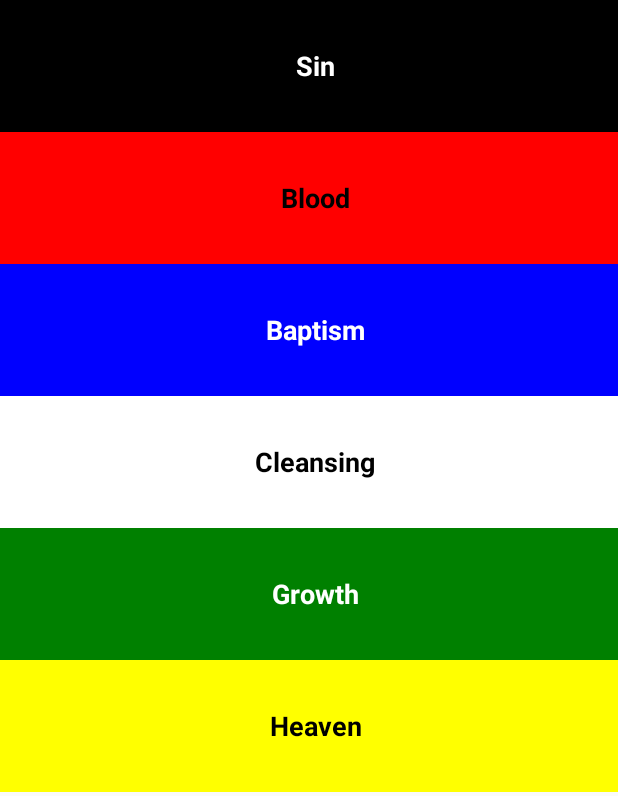
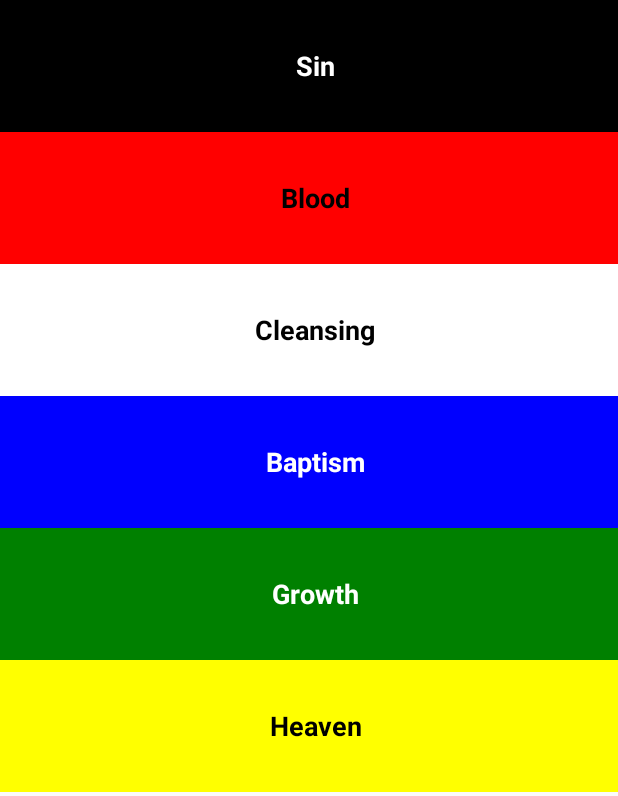
Before and after one commit to uenvymenow/EvangelismApp, an Android app: the screen it shows after launch (MainActivity), on a phone screen of 412 x 824 dp, the part 84-880 px from its top. Run offline under Robolectric (Android 15) with nearby library versions, the phone set to English and light mode, and no system bars.

Commit message:
Added correct scripture verses and updated the activity_main.xml file to adjust the category listing and add a scrollview

```diff
--- a/app/src/main/java/com/example/aaron/evangelismapp/BaptismActivity.java
+++ b/app/src/main/java/com/example/aaron/evangelismapp/BaptismActivity.java
@@ -22,7 +22,10 @@ public class BaptismActivity extends AppCompatActivity {
         TextView baptismScripture = findViewById(R.id.baptismScriptureTextView);
 
         // Add the scripture reference to the baptismScriptureTextView
-        baptismScripture.setText("Scripture 2");
+        baptismScripture.setText("'We were buried therefore with him by baptism into death, in " +
+                "order that, just as Christ was raised from the dead by the glory of the " +
+                "Father, we too might walk in newness of life. '\n" +
+                "Romans 6:4");
 
         // Locate the baptismImageView
         ImageView baptismImage = findViewById(R.id.baptismImage);
--- a/app/src/main/java/com/example/aaron/evangelismapp/BloodActivity.java
+++ b/app/src/main/java/com/example/aaron/evangelismapp/BloodActivity.java
@@ -22,7 +22,8 @@ public class BloodActivity extends AppCompatActivity {
         TextView bloodScripture = findViewById(R.id.bloodScriptureTextView);
 
         // Add the scripture reference to the bloodScriptureTextView
-        bloodScripture.setText("Scripture");
+        bloodScripture.setText("'but God shows his love for us in that while we were still sinners, Christ died for us. '\n" +
+                "Romans 5:8");
 
         // Locate the bloodImageView
         ImageView bloodImage = findViewById(R.id.bloodImage);
--- a/app/src/main/java/com/example/aaron/evangelismapp/CleansingActivity.java
+++ b/app/src/main/java/com/example/aaron/evangelismapp/CleansingActivity.java
@@ -22,7 +22,9 @@ public class CleansingActivity extends AppCompatActivity {
         TextView cleansingScripture = findViewById(R.id.cleansingScriptureTextView);
 
         // Add the scripture reference to the cleansingScriptureTextView
-        cleansingScripture.setText("Scripture 1");
+        cleansingScripture.setText("' Purge me with hyssop, and I shall be clean; wash me, " +
+                "and I shall be whiter than snow.'\n" +
+                "Psalms 51:7");
 
         // Locate the cleansingImageView
         ImageView cleansingImage = findViewById(R.id.cleansingImage);
--- a/app/src/main/java/com/example/aaron/evangelismapp/GrowthActivity.java
+++ b/app/src/main/java/com/example/aaron/evangelismapp/GrowthActivity.java
@@ -22,7 +22,10 @@ public class GrowthActivity extends AppCompatActivity {
         TextView growthScripture = findViewById(R.id.growthScriptureTextView);
 
         // Add the scripture reference to the growthScriptureTextView
-        growthScripture.setText("Scripture 1");
+        growthScripture.setText("'But grow in the grace and knowledge of our Lord and " +
+                "Savior Jesus Christ. To him be the glory both now and to the day of " +
+                "eternity. Amen. '\n" +
+                "2 Peter 3:18");
 
         // Locate the growthImageView
         ImageView growthImage = findViewById(R.id.growthImage);
--- a/app/src/main/java/com/example/aaron/evangelismapp/HeavenActivity.java
+++ b/app/src/main/java/com/example/aaron/evangelismapp/HeavenActivity.java
@@ -22,7 +22,11 @@ public class HeavenActivity extends AppCompatActivity {
         TextView heavenScripture = findViewById(R.id.heavenScriptureTextView);
 
         // Add the scripture reference to the heavenScriptureTextView
-        heavenScripture.setText("Scripture 1");
+        heavenScripture.setText("'Do not fear what you are about to suffer. Behold, the " +
+                "devil is about to throw some of you into prison, that you may be tested, " +
+                "and for ten days you will have tribulation. Be faithful unto death, and I " +
+                "will give you the crown of life. '\n" +
+                "Revelation 2:10");
 
         // Locate the heavenImageView
         ImageView heavenImage = findViewById(R.id.heavenImage);
--- a/app/src/main/java/com/example/aaron/evangelismapp/SinActivity.java
+++ b/app/src/main/java/com/example/aaron/evangelismapp/SinActivity.java
@@ -22,7 +22,8 @@ public class SinActivity extends AppCompatActivity {
         TextView sinScripture = findViewById(R.id.sinScriptureTextView);
 
         // Add the scripture reference to the sinScriptureTextView
-        sinScripture.setText("Scripture 1");
+        sinScripture.setText("'for all have sinned and fall short of the glory of God, \n" +
+                "Romans 3:23");
 
         // Locate the sinImageView
         ImageView sinImage = findViewById(R.id.sinImage);
--- a/app/src/main/res/layout/activity_main.xml
+++ b/app/src/main/res/layout/activity_main.xml
@@ -1,58 +1,63 @@
 <?xml version="1.0" encoding="utf-8"?>
-<LinearLayout
-    xmlns:android="http://schemas.android.com/apk/res/android"
+<ScrollView xmlns:android="http://schemas.android.com/apk/res/android"
     xmlns:tools="http://schemas.android.com/tools"
     android:layout_width="match_parent"
     android:layout_height="match_parent"
     android:orientation="vertical"
     tools:context="com.example.aaron.evangelismapp.MainActivity">
 
+    <LinearLayout
+        android:layout_width="match_parent"
+        android:layout_height="match_parent"
+        android:orientation="vertical">
+
         <!-- Sin TextView with black background -->
         <TextView
             android:id="@+id/sinTextView"
+            style="@style/sinTextViewStyle"
             android:layout_width="match_parent"
             android:layout_height="@dimen/mainScreenTextViewHeight"
-        android:text="@string/sinText"
-        style="@style/sinTextViewStyle"/>
+            android:text="@string/sinText" />
 
         <!-- Blood TextView with red background -->
         <TextView
             android:id="@+id/bloodTextView"
+            style="@style/bloodTextViewStyle"
             android:layout_width="match_parent"
             android:layout_height="@dimen/mainScreenTextViewHeight"
-        android:text="@string/bloodText"
-        style="@style/bloodTextViewStyle"/>
+            android:text="@string/bloodText" />
+
+
+        <!-- Cleansing TextView with white background -->
+        <TextView
+            android:id="@+id/cleansingTextView"
+            style="@style/cleansingTextViewStyle"
+            android:layout_width="match_parent"
+            android:layout_height="@dimen/mainScreenTextViewHeight"
+            android:text="@string/cleansingText" />
 
         <!-- Baptism TextView with blue background -->
         <TextView
             android:id="@+id/baptismTextView"
+            style="@style/baptismTextViewStyle"
             android:layout_width="match_parent"
             android:layout_height="@dimen/mainScreenTextViewHeight"
-        android:text="@string/baptismText"
-        style="@style/baptismTextViewStyle"/>
-
-    <!-- Cleansing TextView with white background -->
-    <TextView
-        android:id="@+id/cleansingTextView"
-        android:layout_width="match_parent"
-        android:layout_height="@dimen/mainScreenTextViewHeight"
-        android:text="@string/cleansingText"
-        style="@style/cleansingTextViewStyle"/>
+            android:text="@string/baptismText" />
 
         <!-- Growth TextView with green background -->
         <TextView
             android:id="@+id/growthTextView"
+            style="@style/growthTextViewStyle"
             android:layout_width="match_parent"
             android:layout_height="@dimen/mainScreenTextViewHeight"
-        android:text="@string/growthText"
-        style="@style/growthTextViewStyle"/>
+            android:text="@string/growthText" />
 
         <!-- Heaven TextView with yellow background -->
         <TextView
             android:id="@+id/heavenTextView"
+            style="@style/heavenTextViewStyle"
             android:layout_width="match_parent"
             android:layout_height="@dimen/mainScreenTextViewHeight"
-        android:text="@string/heavenText"
-        style="@style/heavenTextViewStyle"
-        />
+            android:text="@string/heavenText" />
     </LinearLayout>
+</ScrollView>
```
Lines whose indentation alone changed are shown as unchanged.
